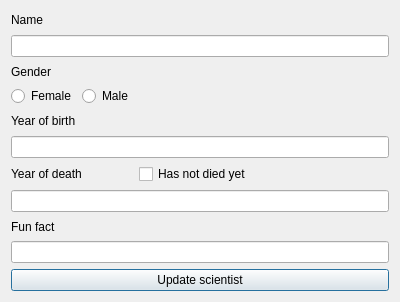
The window that famGUI/edit.ui (gdgunnars/famCS3.0) describes before a commit, drawn with Qt 5.
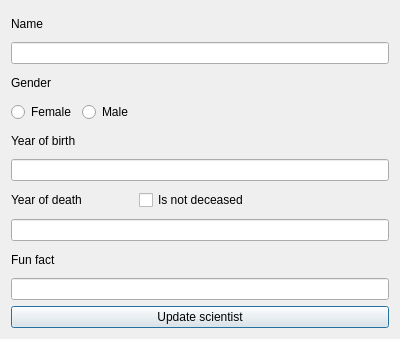
The same window after the commit.

Commit message: Breytti orðalagi á alive or dead

The edit to the form file:
```diff
--- a/famGUI/edit.ui
+++ b/famGUI/edit.ui
@@ -7,7 +7,7 @@
     <x>0</x>
     <y>0</y>
     <width>400</width>
-    <height>302</height>
+    <height>339</height>
    </rect>
   </property>
   <property name="windowTitle">
@@ -116,7 +116,7 @@
      <item>
       <widget class="QCheckBox" name="checkIfAlive">
        <property name="text">
-        <string>Has not died yet</string>
+        <string>Is not deceased</string>
        </property>
       </widget>
      </item>
```
